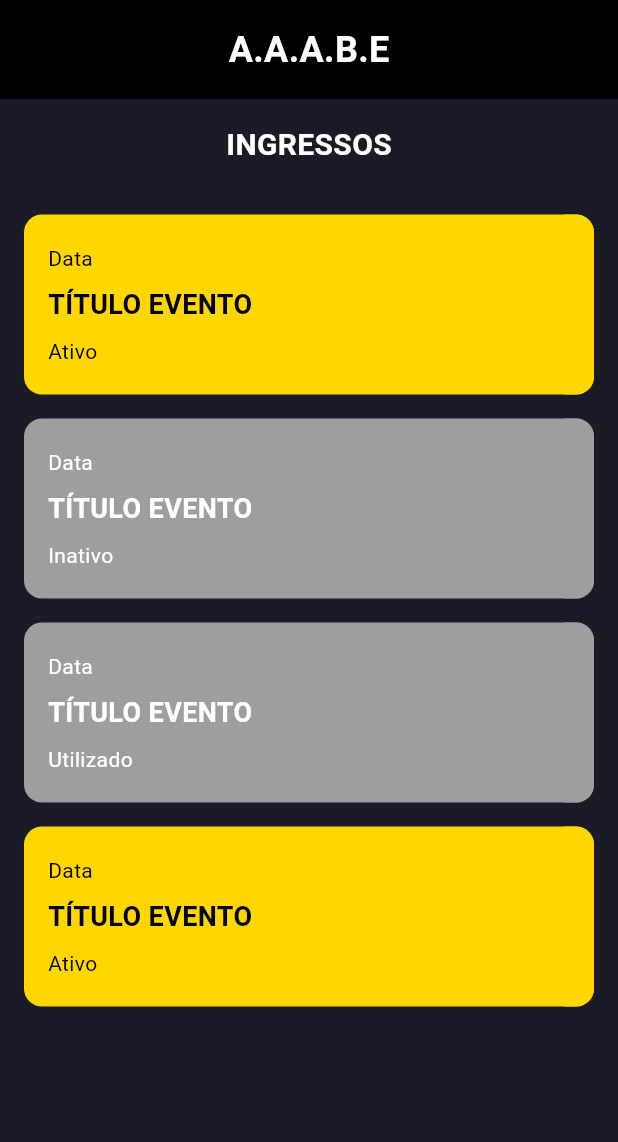
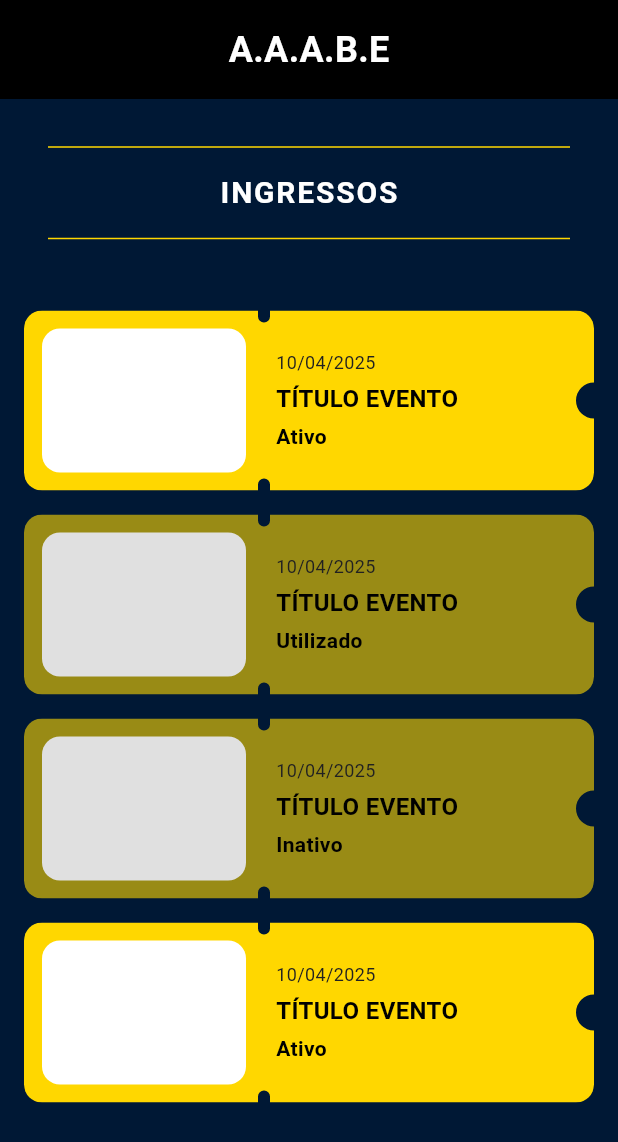
Before and after one commit to gabrieldelfurini/app-tigre-oficial, a Flutter app: the TicketsScreen screen opened directly, on a phone screen of 412 x 824 dp. Shown: the top 1142 px of the screen. Run offline on Flutter 3.47's test engine with Material 3 defaults, Android fonts, the phone set to English and light mode, and no system bars; our stand-ins replace firebase_auth, firebase_core, google_fonts, mask_text_input_formatter; accounts and stored records are empty.

Commit message:
Adiciona ajustes na tela de tickets.

```diff
--- a/lib/features/account/presentation/tickets.dart
+++ b/lib/features/account/presentation/tickets.dart
@@ -28,7 +28,7 @@ class TicketsScreen extends StatelessWidget {
   @override
   Widget build(BuildContext context) {
     return Scaffold(
-      backgroundColor: const Color(0xFF1A1B26),
+      backgroundColor: const Color(0xFF001835),
       body: SafeArea(
         child: Column(
           children: [
@@ -49,15 +49,34 @@ class TicketsScreen extends StatelessWidget {
             ),
 
             // Title
-            const Padding(
-              padding: EdgeInsets.all(16),
-              child: Text(
+            Padding(
+              padding: const EdgeInsets.symmetric(vertical: 24),
+              child: Column(
+                children: [
+                  const Divider(
+                    color: Color(0xFFFFD700),
+                    thickness: 1,
+                    indent: 32,
+                    endIndent: 32,
+                  ),
+                  const SizedBox(height: 8),
+                  const Text(
                     'INGRESSOS',
                     style: TextStyle(
                       color: Colors.white,
                       fontSize: 20,
                       fontWeight: FontWeight.bold,
+                      letterSpacing: 1.2,
                     ),
+                  ),
+                  const SizedBox(height: 8),
+                  const Divider(
+                    color: Color(0xFFFFD700),
+                    thickness: 1,
+                    indent: 32,
+                    endIndent: 32,
+                  ),
+                ],
               ),
             ),
 
@@ -66,32 +85,29 @@ class TicketsScreen extends StatelessWidget {
               child: ListView(
                 padding: const EdgeInsets.all(16),
                 children: const [
-                  TicketCard(
-                    title: 'TÍTULO EVENTO',
-                    date: 'Data',
-                    status: 'Ativo',
-                    isActive: true,
+                  const TicketCard(
+                    date: "10/04/2025",
+                    title: "Título Evento",
+                    status: "Ativo",
+                  ),
+
+                  SizedBox(height: 16),
+                  const TicketCard(
+                    date: "10/04/2025",
+                    title: "Título Evento",
+                    status: "Utilizado",
                   ),
                   SizedBox(height: 16),
-                  TicketCard(
-                    title: 'TÍTULO EVENTO',
-                    date: 'Data',
-                    status: 'Inativo',
-                    isActive: false,
+                  const TicketCard(
+                    date: "10/04/2025",
+                    title: "Título Evento",
+                    status: "Inativo",
                   ),
                   SizedBox(height: 16),
-                  TicketCard(
-                    title: 'TÍTULO EVENTO',
-                    date: 'Data',
-                    status: 'Utilizado',
-                    isActive: false,
-                  ),
-                  SizedBox(height: 16),
-                  TicketCard(
-                    title: 'TÍTULO EVENTO',
-                    date: 'Data',
-                    status: 'Ativo',
-                    isActive: true,
+                  const TicketCard(
+                    date: "10/04/2025",
+                    title: "Título Evento",
+                    status: "Ativo",
                   ),
                 ],
               ),
@@ -102,78 +118,166 @@ class TicketsScreen extends StatelessWidget {
     );
   }
 }
-
 class TicketCard extends StatelessWidget {
+  final String date;
   final String title;
-  final String date;
   final String status;
-  final bool isActive;
 
   const TicketCard({
     super.key,
+    required this.date,
     required this.title,
-    required this.date,
     required this.status,
-    required this.isActive,
   });
+
+  bool get isActive => status.toLowerCase() == 'ativo';
 
   @override
   Widget build(BuildContext context) {
-    return Container(
+    const double imageWidth = 160;
+
+    return SizedBox(
       height: 120,
+      width: double.infinity,
+      child: ClipPath(
+        clipper: TicketClipper(imageWidth: imageWidth),
+        child: Container(
+          margin: const EdgeInsets.symmetric(vertical: 0), // ❗ deixar aqui
           decoration: BoxDecoration(
+            color:
+                isActive
+                    ? const Color(0xFFFFD700)
+                    : const Color(0xFFFFD700).withOpacity(0.6),
             borderRadius: BorderRadius.circular(12),
-        color: isActive ? const Color(0xFFFFD700) : Colors.grey,
           ),
           child: Row(
             children: [
+              SizedBox(
+                width: imageWidth,
+                child: Padding(
+                  padding: const EdgeInsets.all(12),
+                  child: Container(
+                    decoration: BoxDecoration(
+                      color: isActive ? Colors.white : Colors.grey[300],
+                      borderRadius: BorderRadius.circular(12),
+                    ),
+                  ),
+                ),
+              ),
               Expanded(
                 child: Padding(
-              padding: const EdgeInsets.all(16.0),
+                  padding: const EdgeInsets.symmetric(
+                    vertical: 12,
+                    horizontal: 8,
+                  ),
                   child: Column(
                     crossAxisAlignment: CrossAxisAlignment.start,
-                mainAxisSize: MainAxisSize.min,
+                    mainAxisAlignment: MainAxisAlignment.center,
                     children: [
                       Text(
                         date,
-                    style: TextStyle(
-                      color: isActive ? Colors.black : Colors.white,
-                      fontSize: 14,
+                        style: TextStyle(color: Colors.grey[900], fontSize: 12),
+                      ),
+                      const SizedBox(height: 4),
+                      Text(
+                        title.toUpperCase(),
+                        style: const TextStyle(
+                          fontSize: 16,
+                          fontWeight: FontWeight.bold,
+                          color: Colors.black,
                         ),
                       ),
-                  const SizedBox(height: 8),
-                  Text(
-                    title,
-                    style: TextStyle(
-                      color: isActive ? Colors.black : Colors.white,
-                      fontSize: 18,
-                      fontWeight: FontWeight.bold,
-                    ),
-                  ),
-                  const SizedBox(height: 8),
+                      const SizedBox(height: 4),
                       Text(
                         status,
-                    style: TextStyle(
-                      color: isActive ? Colors.black : Colors.white,
+                        style: const TextStyle(
                           fontSize: 14,
+                          fontWeight: FontWeight.bold,
+                          color: Colors.black,
                         ),
                       ),
                     ],
                   ),
                 ),
               ),
-          Container(
-            width: 20,
-            decoration: BoxDecoration(
-              color: isActive ? const Color(0xFFFFD700) : Colors.grey,
-              borderRadius: const BorderRadius.only(
-                topRight: Radius.circular(12),
-                bottomRight: Radius.circular(12),
+            ],
           ),
         ),
-          ),
-        ],
       ),
     );
   }
 }
+
+class TicketClipper extends CustomClipper<Path> {
+  final double imageWidth;
+
+  TicketClipper({required this.imageWidth});
+
+  @override
+  Path getClip(Size size) {
+    const double cornerRadius = 12;
+    const double notchWidth = 8;
+    const double notchHeight = 16;
+
+    // Caminho principal do cartão
+    final base =
+        Path()
+          ..moveTo(0, cornerRadius)
+          ..quadraticBezierTo(0, 0, cornerRadius, 0)
+          ..lineTo(size.width - cornerRadius, 0)
+          ..quadraticBezierTo(size.width, 0, size.width, cornerRadius)
+          ..lineTo(size.width, size.height / 2 - cornerRadius)
+          ..arcToPoint(
+            Offset(size.width, size.height / 2 + cornerRadius),
+            radius: const Radius.circular(cornerRadius),
+            clockwise: false,
+          )
+          ..lineTo(size.width, size.height - cornerRadius)
+          ..quadraticBezierTo(
+            size.width,
+            size.height,
+            size.width - cornerRadius,
+            size.height,
+          )
+          ..lineTo(cornerRadius, size.height)
+          ..quadraticBezierTo(0, size.height, 0, size.height - cornerRadius)
+          ..close();
+
+    // Recortes internos em formato de "retângulo redondo"
+    final topCut =
+        Path()..addRRect(
+          RRect.fromRectAndRadius(
+            Rect.fromCenter(
+              center: Offset(imageWidth, 0),
+              width: notchWidth,
+              height: notchHeight,
+            ),
+            const Radius.circular(4),
+          ),
+        );
+
+    final bottomCut =
+        Path()..addRRect(
+          RRect.fromRectAndRadius(
+            Rect.fromCenter(
+              center: Offset(imageWidth, size.height),
+              width: notchWidth,
+              height: notchHeight,
+            ),
+            const Radius.circular(4),
+          ),
+        );
+
+    // Subtrai os recortes do cartão principal
+    final result = Path.combine(
+      PathOperation.difference,
+      Path.combine(PathOperation.difference, base, topCut),
+      bottomCut,
+    );
+
+    return result;
+  }
+
+  @override
+  bool shouldReclip(covariant CustomClipper<Path> oldClipper) => true;
+}
```
Lines whose indentation alone changed are shown as unchanged.
